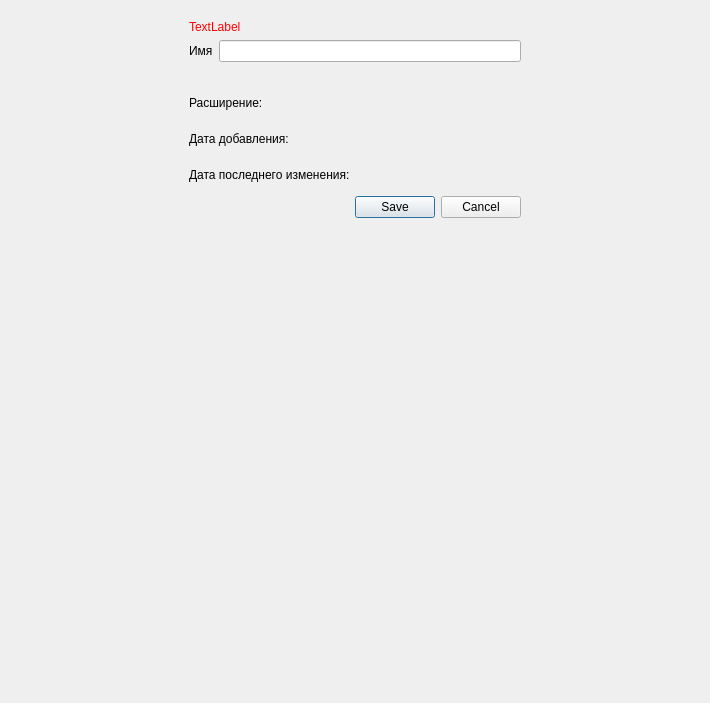
The window that interface/file/fileForm.ui (strizh78/MApp) describes before a commit, drawn with Qt 5.
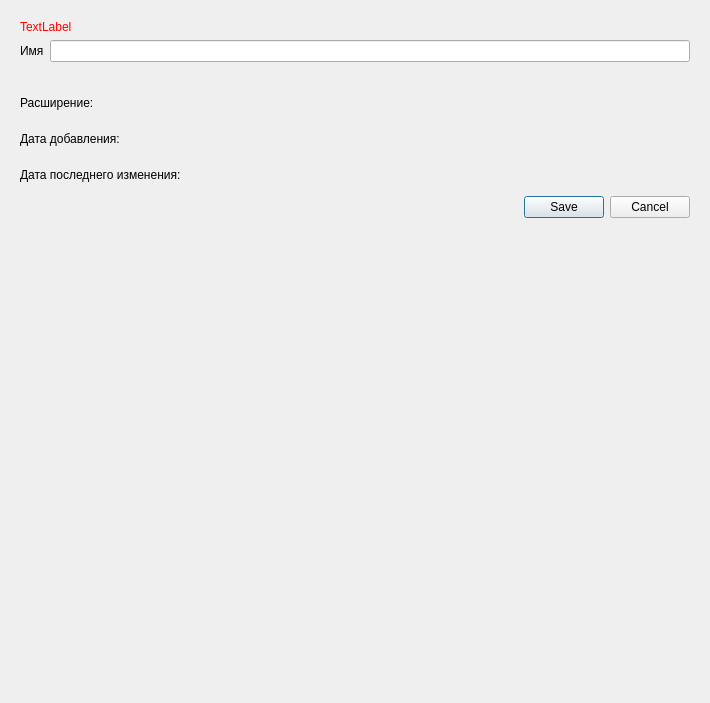
The same window after the commit.

The edit to the form file:
```diff
--- a/interface/file/fileForm.ui
+++ b/interface/file/fileForm.ui
@@ -31,6 +31,9 @@
         </size>
        </property>
        <layout class="QVBoxLayout" name="verticalLayout_2">
+        <property name="sizeConstraint">
+         <enum>QLayout::SetMaximumSize</enum>
+        </property>
         <item>
          <widget class="QLabel" name="errorLabel">
           <property name="maximumSize">
```
